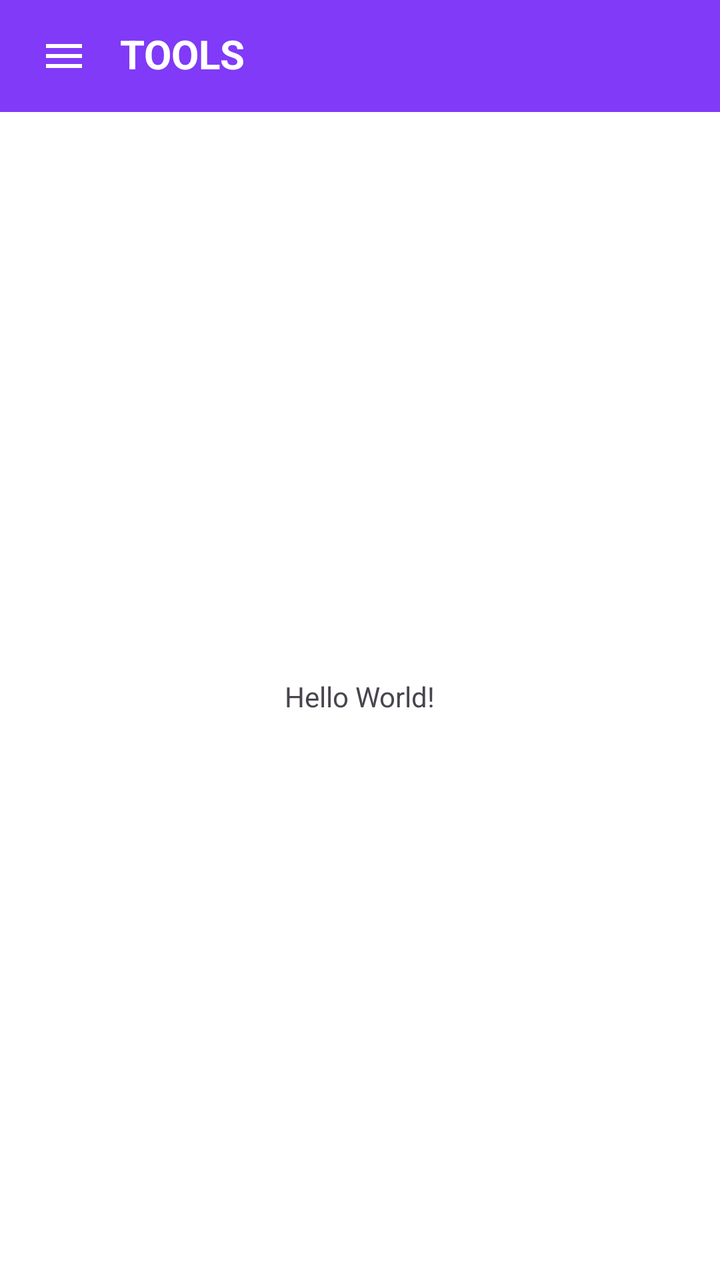
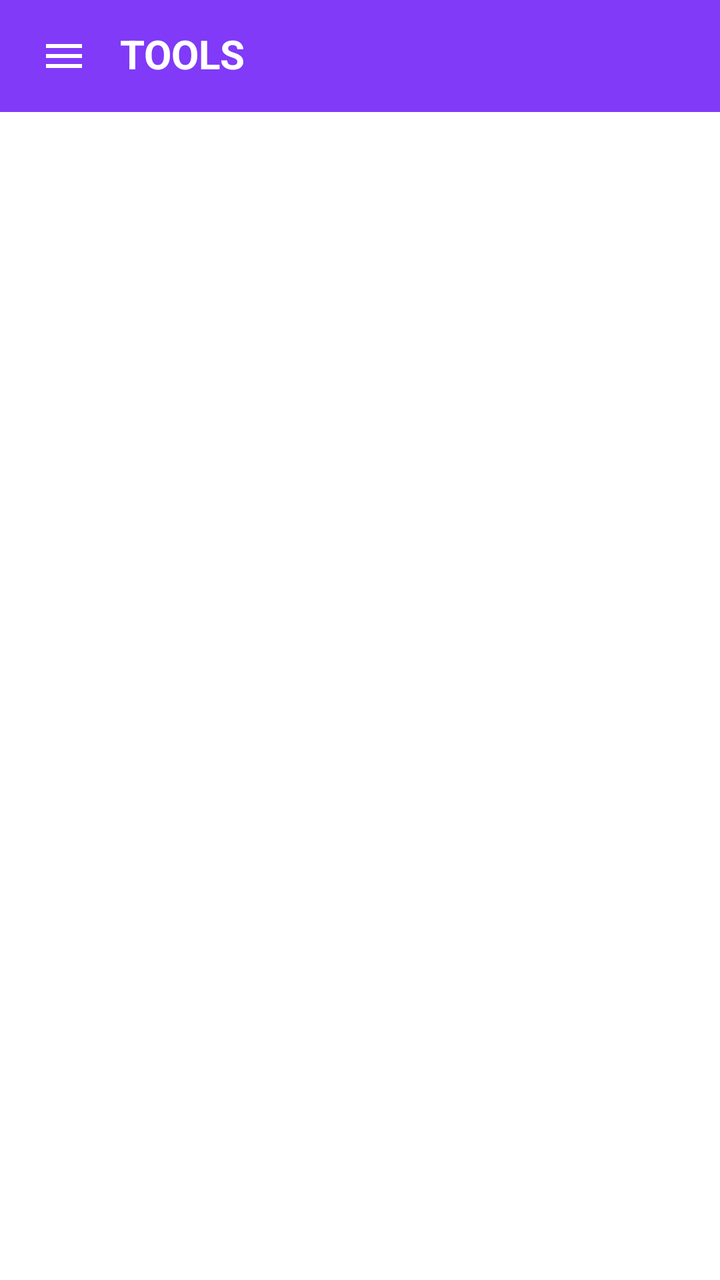

Screens rendered from an Android XML layout before and after an edit, with the pre-edit source and the edit as a unified diff.
<!-- AndroidManifest.xml: application theme Theme.QuickTools -->
<!-- res/layout/activity_main.xml -->
<?xml version="1.0" encoding="utf-8"?>
<androidx.constraintlayout.widget.ConstraintLayout xmlns:android="http://schemas.android.com/apk/res/android"
    xmlns:app="http://schemas.android.com/apk/res-auto"
    xmlns:tools="http://schemas.android.com/tools"
    android:id="@+id/main"
    android:layout_width="match_parent"
    android:layout_height="match_parent"
    android:background="@color/white"
    tools:context=".MainActivity">

    <LinearLayout
        android:id="@+id/headerLayout"
        android:layout_width="match_parent"
        android:layout_height="wrap_content"
        android:background="@color/purple_primary"
        android:gravity="center_vertical"
        android:orientation="horizontal"
        android:paddingHorizontal="20dp"
        android:paddingVertical="16dp"
        app:layout_constraintTop_toTopOf="parent">

        <ImageView
            android:id="@+id/ivMenu"
            android:layout_width="24dp"
            android:layout_height="24dp"
            android:layout_marginEnd="16dp"
            android:contentDescription="@null"
            android:src="@drawable/ic_menu" />

        <TextView
            android:id="@+id/tvHeaderTitle"
            android:layout_width="wrap_content"
            android:layout_height="wrap_content"
            android:includeFontPadding="false"
            android:text="@string/header_title"
            android:textColor="@color/white"
            android:textSize="20sp"
            android:textStyle="bold" />

    </LinearLayout>

    <TextView
        android:layout_width="wrap_content"
        android:layout_height="wrap_content"
        android:text="Hello World!"
        app:layout_constraintBottom_toBottomOf="parent"
        app:layout_constraintEnd_toEndOf="parent"
        app:layout_constraintStart_toStartOf="parent"
        app:layout_constraintTop_toBottomOf="@id/headerLayout" />

</androidx.constraintlayout.widget.ConstraintLayout>
<!-- resources referenced by this layout -->
<resources>
  <color name="purple_primary">#803AF8</color>
  <color name="white">#FFFFFFFF</color>
  <!-- drawable ic_menu (drawable) -->
  <vector xmlns:android="http://schemas.android.com/apk/res/android"
      android:width="24dp"
      android:height="24dp"
      android:viewportWidth="24"
      android:viewportHeight="24">
      <path
          android:fillColor="#FFFFFF"
          android:pathData="M3,18h18v-2H3v2zm0-5h18v-2H3v2zm0-7v2h18V6H3z" />
  </vector>
  <string name="header_title">TOOLS</string>
  <style name="Theme.QuickTools" parent="Base.Theme.QuickTools" />
  <style name="Base.Theme.QuickTools" parent="Theme.Material3.DayNight.NoActionBar">
          
          
      </style>
</resources>

<!-- the commit's change to res/layout/activity_main.xml (unified diff, before → after) -->
@@ -39,13 +39,75 @@
 
     </LinearLayout>
 
-    <TextView
-        android:layout_width="wrap_content"
-        android:layout_height="wrap_content"
-        android:text="Hello World!"
+    <androidx.recyclerview.widget.RecyclerView
+        android:id="@+id/rvCategories"
+        android:layout_width="match_parent"
+        android:layout_height="0dp"
+        android:padding="8dp"
+        android:clipToPadding="false"
+        app:layoutManager="androidx.recyclerview.widget.GridLayoutManager"
+        app:spanCount="2"
         app:layout_constraintBottom_toBottomOf="parent"
+        app:layout_constraintTop_toBottomOf="@id/headerLayout"
+        tools:listitem="@layout/item_category" />
+
+</androidx.constraintlayout.widget.ConstraintLayout>
+<!-- res/layout/item_category.xml (included above) -->
+<?xml version="1.0" encoding="utf-8"?>
+<androidx.constraintlayout.widget.ConstraintLayout xmlns:android="http://schemas.android.com/apk/res/android"
+    xmlns:app="http://schemas.android.com/apk/res-auto"
+    android:layout_width="match_parent"
+    android:layout_height="wrap_content">
+
+    <com.google.android.material.card.MaterialCardView
+        android:layout_width="0dp"
+        android:layout_height="0dp"
+        android:layout_margin="8dp"
+        app:cardBackgroundColor="@color/white"
+        app:cardCornerRadius="16dp"
+        app:cardElevation="2dp"
+        app:layout_constraintDimensionRatio="1:1"
         app:layout_constraintEnd_toEndOf="parent"
         app:layout_constraintStart_toStartOf="parent"
-        app:layout_constraintTop_toBottomOf="@id/headerLayout" />
+        app:layout_constraintTop_toTopOf="parent"
+        app:layout_constraintBottom_toBottomOf="parent"
+        app:strokeWidth="0dp">
+
+        <androidx.constraintlayout.widget.ConstraintLayout
+            android:layout_width="match_parent"
+            android:layout_height="match_parent"
+            android:padding="16dp">
+
+            <ImageView
+                android:id="@+id/ivCategoryIcon"
+                android:layout_width="40dp"
+                android:layout_height="40dp"
+                android:contentDescription="@null"
+                android:src="@drawable/ic_menu"
+                app:layout_constraintBottom_toTopOf="@+id/tvCategoryName"
+                app:layout_constraintEnd_toEndOf="parent"
+                app:layout_constraintStart_toStartOf="parent"
+                app:layout_constraintTop_toTopOf="parent"
+                app:layout_constraintVertical_chainStyle="packed"
+                app:tint="@color/purple_primary" />
+
+            <TextView
+                android:id="@+id/tvCategoryName"
+                android:layout_width="0dp"
+                android:layout_height="wrap_content"
+                android:layout_marginTop="8dp"
+                android:gravity="center"
+                android:text="Category Name"
+                android:textColor="@color/black"
+                android:textSize="13sp"
+                android:textStyle="bold"
+                app:layout_constraintBottom_toBottomOf="parent"
+                app:layout_constraintEnd_toEndOf="parent"
+                app:layout_constraintStart_toStartOf="parent"
+                app:layout_constraintTop_toBottomOf="@+id/ivCategoryIcon" />
+
+        </androidx.constraintlayout.widget.ConstraintLayout>
+
+    </com.google.android.material.card.MaterialCardView>
 
 </androidx.constraintlayout.widget.ConstraintLayout>
<!-- resource entries referenced after the edit -->
@@ -1,5 +1,6 @@
 <!-- resources referenced by this layout -->
 <resources>
+  <color name="black">#FF000000</color>
   <color name="purple_primary">#803AF8</color>
   <color name="white">#FFFFFFFF</color>
   <!-- drawable ic_menu (drawable) -->
